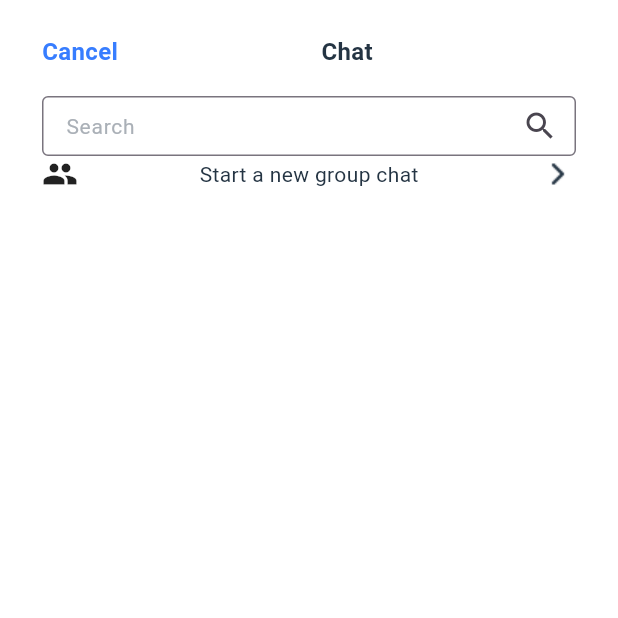
After one commit to Primberdiyev/Talky-Application-2, a Flutter app: the OnlineUsersPage screen opened by its route, on a phone screen of 412 x 824 dp, the top half of it. The commit adds this screen. Run offline on Flutter 3.47's test engine with Material 3 defaults, Android fonts, the phone set to English and light mode, and no system bars; our stand-ins replace cloud_firestore, firebase_auth, firebase_core, firebase_storage, google_sign_in, image_picker and 2 more; missing offline and left inert: email_otp; accounts and stored records are empty.

Commit message:
online users page is todo

```diff
--- /dev/null
+++ b/lib/online_users_page/online_users_page.dart
@@ -0,0 +1,24 @@
+import 'package:flutter/material.dart';
+import 'package:talky_aplication_2/online_users_page/widgets/cancel_and_chat_text.dart';
+import 'package:talky_aplication_2/online_users_page/widgets/create_group.dart';
+import 'package:talky_aplication_2/online_users_page/widgets/search_field.dart';
+
+class OnlineUsersPage extends StatelessWidget {
+  const OnlineUsersPage({super.key});
+
+  @override
+  Widget build(BuildContext context) {
+    return const Scaffold(
+      body: Padding(
+        padding: EdgeInsets.only(left: 28, right: 28, top: 23),
+        child: Column(
+          children: [
+            CancelAndChatText(),
+            SearchField(),
+            CreateGroup(),
+          ],
+        ),
+      ),
+    );
+  }
+}
--- /dev/null
+++ b/lib/online_users_page/widgets/cancel_and_chat_text.dart
@@ -0,0 +1,30 @@
+import 'package:flutter/material.dart';
+
+class CancelAndChatText extends StatelessWidget {
+  const CancelAndChatText({super.key});
+
+  @override
+  Widget build(BuildContext context) {
+    return const Row(
+      mainAxisAlignment: MainAxisAlignment.spaceBetween,
+      children: [
+        Text(
+          'Cancel',
+          style: TextStyle(
+              color: Color(0xFF377DFF),
+              fontSize: 16,
+              fontWeight: FontWeight.w700),
+        ),
+        Text(
+          'Chat',
+          style: TextStyle(
+            color: Color(0xFF243443),
+            fontWeight: FontWeight.w700,
+            fontSize: 16,
+          ),
+        ),
+        SizedBox.shrink(),
+      ],
+    );
+  }
+}
--- /dev/null
+++ b/lib/online_users_page/widgets/create_group.dart
@@ -0,0 +1,20 @@
+import 'package:flutter/material.dart';
+
+class CreateGroup extends StatelessWidget {
+  const CreateGroup({super.key});
+
+  @override
+  Widget build(BuildContext context) {
+    return Row(
+      mainAxisAlignment: MainAxisAlignment.spaceBetween,
+      children: [
+        const Icon(Icons.group),
+        const Text(
+          "Start a new group chat",
+          style: TextStyle(color: Color(0xFF243443), fontSize: 14),
+        ),
+        Image.asset("assets/images/Chevron.png")
+      ],
+    );
+  }
+}
--- /dev/null
+++ b/lib/online_users_page/widgets/search_field.dart
@@ -0,0 +1,26 @@
+import 'package:flutter/material.dart';
+
+class SearchField extends StatelessWidget {
+  const SearchField({super.key});
+
+  @override
+  Widget build(BuildContext context) {
+    return const Padding(
+      padding: EdgeInsets.only(top: 18),
+      child: SizedBox(
+        height: 40,
+        child: TextField(
+          decoration: InputDecoration(
+            border: OutlineInputBorder(),
+            labelText: 'Search',
+            labelStyle: TextStyle(
+              color: Color(0xFFAAB0B7),
+              fontSize: 14,
+            ),
+            suffixIcon: Icon(Icons.search),
+          ),
+        ),
+      ),
+    );
+  }
+}
--- a/lib/profile_page/widgets/image_and_search.dart
+++ b/lib/profile_page/widgets/image_and_search.dart
@@ -3,6 +3,7 @@ import 'dart:io';
 import 'package:flutter/material.dart';
 import 'package:provider/provider.dart';
 import 'package:talky_aplication_2/providers/profile_page_provider.dart';
+import 'package:talky_aplication_2/routes/name_routes.dart';
 
 class ImageAndSearch extends StatelessWidget {
   const ImageAndSearch({super.key});
@@ -52,7 +53,9 @@ class ImageAndSearch extends StatelessWidget {
               ),
             ),
             IconButton(
-              onPressed: () {},
+              onPressed: () {
+                Navigator.pushReplacementNamed(context, NameRoutes.onlinUsers);
+              },
               icon: Image.asset(
                 'assets/images/Search.png',
                 width: 24,
--- a/lib/profile_page/widgets/list_users.dart
+++ b/lib/profile_page/widgets/list_users.dart
@@ -29,7 +29,10 @@ class _ListUsersState extends State<ListUsers> with WidgetsBindingObserver {
                       provider.usersData![index]['imgUrl'],
                     ),
                   )
-                : Image.asset('assets/images/User.png'),
+                : Image.asset(
+                    'assets/images/User.png',
+                    width: 30,
+                  ),
             trailing: Image.asset('assets/images/Chevron.png'),
             title: Align(
                 alignment: Alignment.centerLeft,
--- a/lib/routes/app_routes.dart
+++ b/lib/routes/app_routes.dart
@@ -4,6 +4,7 @@ import 'package:talky_aplication_2/authorization_page/authorization_page.dart';
 import 'package:talky_aplication_2/check_code_page.dart/check_code_page.dart';
 import 'package:talky_aplication_2/forgot_password_page/forgot_password_page.dart';
 import 'package:talky_aplication_2/input_mail_password_page/input_mail_password_page.dart.dart';
+import 'package:talky_aplication_2/online_users_page/online_users_page.dart';
 import 'package:talky_aplication_2/profile_page/profile_page.dart';
 import 'package:talky_aplication_2/routes/name_routes.dart';
 import 'package:talky_aplication_2/splash_page.dart';
@@ -23,6 +24,8 @@ Route generateRoute(RouteSettings settings) {
       return MaterialPageRoute(builder: (_) => const ForgotPasswordPage());
     case NameRoutes.profile:
       return MaterialPageRoute(builder: (_) => const ProfilePage());
+    case NameRoutes.onlinUsers:
+      return MaterialPageRoute(builder: (_) => const OnlineUsersPage());
   }
 
   return MaterialPageRoute(builder: (_) => const EditProfilePage());
--- a/lib/routes/name_routes.dart
+++ b/lib/routes/name_routes.dart
@@ -6,5 +6,6 @@ class NameRoutes {
   static const  String accout='/accout';
   static const String forgotPassword='/forgotPassword';
   static const String profile='/profile';
+  static const String onlinUsers='/onlineUsers';
 
 }
```
Also changed, not shown: assets/images/Group.png (added).
